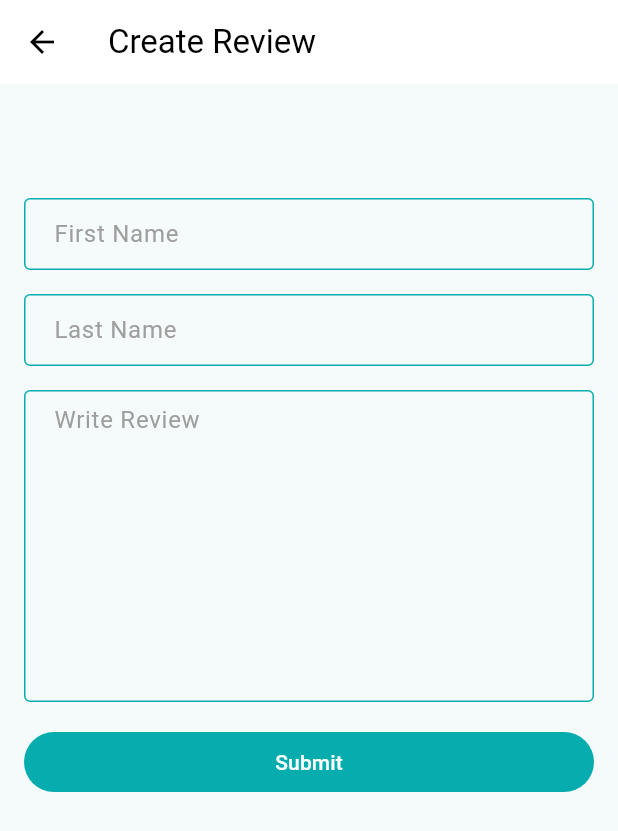
After one commit to sajidrec/flutter_crafty_bay, a Flutter app: the CreateReviewScreen screen opened directly, on a phone screen of 412 x 824 dp. The commit adds this screen. Shown: the top 831 px of the screen. Run offline on Flutter 3.47's test engine with Material 3 defaults, Android fonts, the phone set to English and light mode, and no system bars; our stand-ins replace cached_network_image, carousel_slider, flutter_svg, get, pin_code_fields, shared_preferences; missing offline and left inert: item_count_number_button; accounts and stored records are empty; network calls fail.

Commit message:
Review list screen and Create review screen ui design done

```diff
--- a/lib/main.dart
+++ b/lib/main.dart
@@ -14,7 +14,7 @@ void main() {
 /* TODO:
 assignment assigned in class time
 1. (done) countdown timer in otp verification screen
-2. (complete profile screen pending) read profile screen to complete profile screen(or home screen) navigation process:
+2. (complete profile screen done but couldn't test for api 500 response) read profile screen to complete profile screen(or home screen) navigation process:
    a. If success, then call another api named "readProfile". Create Read profile controller
    b. check if data is "null" or not,
    if null then move to the Complete profile screen, then move to home page. Create complete profile controller
--- /dev/null
+++ b/lib/presentation/screens/create_review_screen.dart
@@ -0,0 +1,86 @@
+import 'package:crafty_bay/presentation/utility/app_colors.dart';
+import 'package:flutter/material.dart';
+
+class CreateReviewScreen extends StatefulWidget {
+  const CreateReviewScreen({super.key});
+
+  @override
+  State<CreateReviewScreen> createState() => _CreateReviewScreenState();
+}
+
+class _CreateReviewScreenState extends State<CreateReviewScreen> {
+  final GlobalKey<FormState> _formKey = GlobalKey<FormState>();
+  final TextEditingController _firstNameTEController = TextEditingController();
+  final TextEditingController _lastNameTEController = TextEditingController();
+  final TextEditingController _reviewTEController = TextEditingController();
+
+  @override
+  Widget build(BuildContext context) {
+    return Scaffold(
+      appBar: AppBar(
+        title: const Text("Create Review"),
+      ),
+      body: SafeArea(
+        child: SingleChildScrollView(
+          child: _buildReviewForm(),
+        ),
+      ),
+    );
+  }
+
+  Form _buildReviewForm() {
+    return Form(
+      key: _formKey,
+      child: Padding(
+        padding: const EdgeInsets.all(16.0),
+        child: Column(
+          children: [
+            const SizedBox(height: 60),
+            TextFormField(
+              controller: _firstNameTEController,
+              decoration: const InputDecoration(
+                hintText: "First Name",
+              ),
+            ),
+            const SizedBox(height: 16),
+            TextFormField(
+              controller: _lastNameTEController,
+              decoration: const InputDecoration(
+                hintText: "Last Name",
+              ),
+            ),
+            const SizedBox(height: 16),
+            TextFormField(
+              maxLines: 8,
+              controller: _reviewTEController,
+              decoration: const InputDecoration(
+                hintText: "Write Review",
+              ),
+            ),
+            const SizedBox(height: 16),
+            SizedBox(
+              width: double.maxFinite,
+              child: FilledButton(
+                onPressed: () {},
+                style: ButtonStyle(
+                  backgroundColor: WidgetStateProperty.all(
+                    AppColors.primaryColor,
+                  ),
+                ),
+                child: const Text("Submit"),
+              ),
+            )
+          ],
+        ),
+      ),
+    );
+  }
+
+  @override
+  void dispose() {
+    super.dispose();
+    _firstNameTEController.dispose();
+    _lastNameTEController.dispose();
+    _reviewTEController.dispose();
+  }
+}
```
Also changed, not shown: lib/presentation/screens/product_details_screen.dart (+23 -4 lines), lib/presentation/screens/reviews_screen.dart (added, +137 -0 lines).
